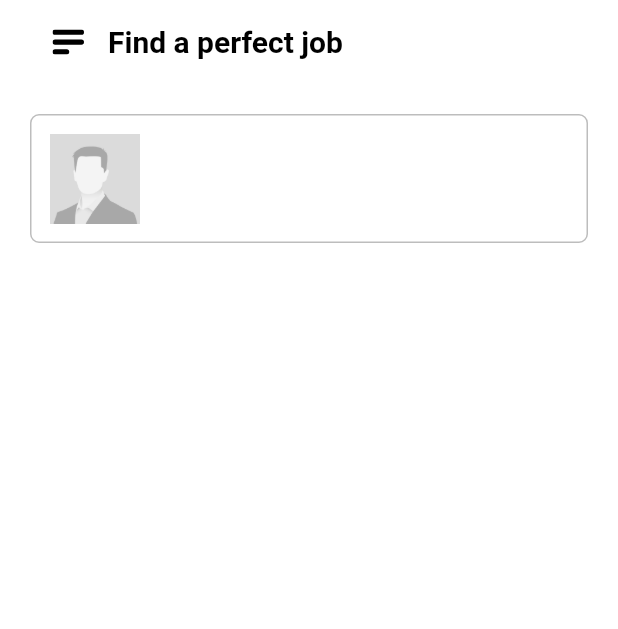
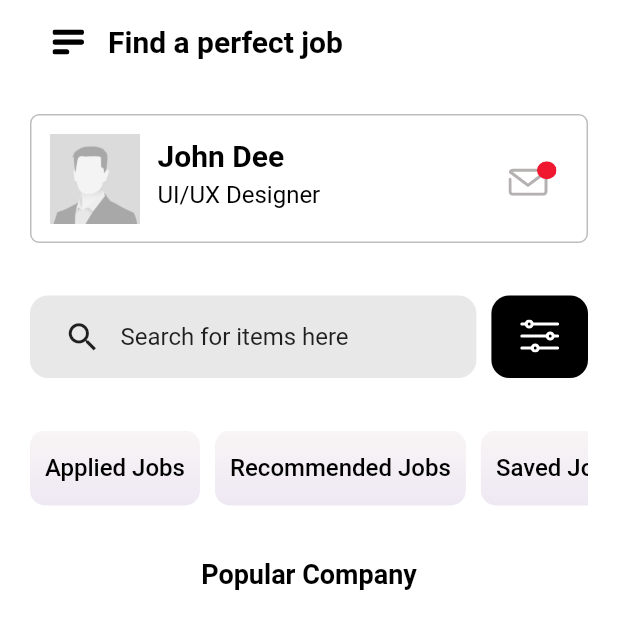
Before and after one commit to AminullahTajMuhammad/job_search_app_flutter_ui, a Flutter app: the screen it shows after launch, on a phone screen of 412 x 824 dp. Shown: the top 629 px of the screen. Run offline on Flutter 3.47's test engine with Material 2 defaults, Android fonts, the phone set to English and light mode, and no system bars; our stand-ins replace flutter_svg, google_fonts.

Commit message:
Working on home screen ui

```diff
--- a/lib/home_page.dart
+++ /dev/null
@@ -1,84 +0,0 @@
-import 'package:flutter/material.dart';
-import 'package:flutter_svg/flutter_svg.dart';
-
-class HomePage extends StatefulWidget {
-  @override
-  _HomePageState createState() => _HomePageState();
-}
-
-class _HomePageState extends State<HomePage> {
-  @override
-  Widget build(BuildContext context) {
-    return Scaffold(
-      backgroundColor: Colors.white,
-      appBar: AppBar(
-        backgroundColor: Colors.transparent,
-        elevation: 0,
-        leading: Container(
-          margin: const EdgeInsets.only(left: 35),
-          child: GestureDetector(
-            onTap: () {},
-            child: SvgPicture.asset(
-              "assets/ic_menu.svg",
-              width: 10,
-              height: 10,
-            )
-          ),
-        ),
-        title: const Text(
-          "Find a perfect job",
-          style: TextStyle(
-            fontWeight: FontWeight.bold,
-            color: Colors.black,
-          ),
-        ),
-      ),
-      body: SafeArea(
-        child: SingleChildScrollView(
-          child: initWidget(),
-        ),
-      ),
-    );
-  }
-
-  Widget initWidget() {
-    return Column(
-      mainAxisAlignment: MainAxisAlignment.start,
-      crossAxisAlignment: CrossAxisAlignment.start,
-      children: [
-        buildProfileComponent()
-      ],
-    );
-  }
-
-  Widget buildProfileComponent() {
-    return Container(
-      margin: EdgeInsets.only(left: 20, right: 20, top: 20),
-      width: MediaQuery.of(context).size.width,
-      decoration: BoxDecoration(
-        color: Colors.white,
-        borderRadius: const BorderRadius.all(Radius.circular(6)),
-        border: Border.all(
-          color: Colors.grey.shade400
-        )
-      ),
-      child: Row(
-        mainAxisAlignment: MainAxisAlignment.spaceBetween,
-        crossAxisAlignment: CrossAxisAlignment.start,
-        children: [
-          Container(
-            margin: const EdgeInsets.all(12),
-            decoration: const BoxDecoration(
-              borderRadius: BorderRadius.all(Radius.circular(15))
-            ),
-            child: Image.asset(
-              "assets/placeholder.jpg",
-              fit: BoxFit.fill,
-              height: 60,
-            ),
-          )
-        ],
-      ),
-    );
-  }
-}
--- a/lib/main.dart
+++ b/lib/main.dart
@@ -1,5 +1,5 @@
 import 'package:flutter/material.dart';
-import 'package:job_search_app/home_page.dart';
+import 'package:job_search_app/screens/home_page.dart';
 
 void main() {
   runApp(const MyApp());
--- /dev/null
+++ b/lib/screens/home_page.dart
@@ -0,0 +1,264 @@
+import 'package:flutter/material.dart';
+import 'package:flutter_svg/flutter_svg.dart';
+import 'package:google_fonts/google_fonts.dart';
+
+class HomePage extends StatefulWidget {
+  @override
+  _HomePageState createState() => _HomePageState();
+}
+
+class _HomePageState extends State<HomePage> {
+  @override
+  Widget build(BuildContext context) {
+    return Scaffold(
+      backgroundColor: Colors.white,
+      appBar: AppBar(
+        backgroundColor: Colors.transparent,
+        elevation: 0,
+        leading: Container(
+          margin: const EdgeInsets.only(left: 35),
+          child: GestureDetector(
+            onTap: () {},
+            child: SvgPicture.asset(
+              "assets/ic_menu.svg",
+              width: 10,
+              height: 10,
+            )
+          ),
+        ),
+        title: const Text(
+          "Find a perfect job",
+          style: TextStyle(
+            fontWeight: FontWeight.bold,
+            color: Colors.black,
+          ),
+        ),
+      ),
+      body: SafeArea(
+        child: SingleChildScrollView(
+          child: initWidget(),
+        ),
+      ),
+    );
+  }
+
+  Widget initWidget() {
+    return Column(
+      mainAxisAlignment: MainAxisAlignment.start,
+      crossAxisAlignment: CrossAxisAlignment.start,
+      children: [
+        buildProfileComponent(),
+        buildSearch(),
+        buildCategories(),
+        buildPopularCompanies()
+      ],
+    );
+  }
+
+  Widget buildPopularCompanies() {
+    return Container(
+      margin: const EdgeInsets.only(left: 20, right: 20, top: 35),
+      child: Column(
+        children: [
+          const Text(
+            "Popular Company",
+            style: TextStyle(
+              color: Colors.black,
+              fontSize: 18,
+              fontWeight: FontWeight.bold
+            ),
+          ),
+          Container(
+            height: 200,
+            margin: const EdgeInsets.only(top: 10),
+            child: ListView(
+              shrinkWrap: true,
+              children: [
+
+              ],
+            ),
+          )
+        ],
+      ),
+    );
+  }
+
+  Widget buildPopularCompniesListTile(String logo, String salary, String jobTitle, String loc) {
+
+  }
+
+  Widget buildProfileComponent() {
+    return Container(
+      margin: const EdgeInsets.only(left: 20, right: 20, top: 20),
+      decoration: BoxDecoration(
+        color: Colors.white,
+        borderRadius: const BorderRadius.all(Radius.circular(6)),
+        border: Border.all(
+          color: Colors.grey.shade400
+        )
+      ),
+      child: Stack(
+        children: [
+          Row(
+            mainAxisAlignment: MainAxisAlignment.start,
+            crossAxisAlignment: CrossAxisAlignment.start,
+            children: [
+              Container(
+                margin: const EdgeInsets.all(12),
+                decoration: const BoxDecoration(
+                    borderRadius: BorderRadius.all(Radius.circular(15))
+                ),
+                child: Image.asset(
+                  "assets/placeholder.jpg",
+                  fit: BoxFit.fill,
+                  height: 60,
+                ),
+              ),
+              Column(
+                crossAxisAlignment: CrossAxisAlignment.start,
+                mainAxisAlignment: MainAxisAlignment.spaceAround,
+                children: [
+                  Container(
+                    margin: const EdgeInsets.only(top: 15),
+                    child: const Text(
+                      "John Dee",
+                      style: TextStyle(
+                          fontSize: 20,
+                          color: Colors.black,
+                          fontWeight: FontWeight.bold
+                      ),
+                    ),
+                  ),
+                  Container(
+                    margin: const EdgeInsets.only(top: 5),
+                    child: const Text(
+                      "UI/UX Designer",
+                      style: TextStyle(
+                        fontSize: 16,
+                        color: Colors.black,
+                      ),
+                    ),
+                  ),
+                ],
+              ),
+            ],
+          ),
+          Positioned(
+            right: 20,
+            bottom: 1,
+            top: 1,
+            child: SvgPicture.asset(
+              "assets/ic_message.svg",
+            ),
+          )
+        ]
+      ),
+    );
+  }
+
+  Widget buildSearch() {
+    return Container(
+      margin: const EdgeInsets.only(left: 20, right: 20, top: 35),
+      child: Row(
+        mainAxisAlignment: MainAxisAlignment.start,
+        crossAxisAlignment: CrossAxisAlignment.start,
+        children: [
+          Expanded(
+            flex: 4,
+            child: Container(
+              height: 55,
+              padding: const EdgeInsets.only(left: 15, top: 15, bottom: 15),
+              decoration: const BoxDecoration(
+                borderRadius: BorderRadius.all(Radius.circular(12)),
+                color: Color(0xffE8E8E8),
+              ),
+              child: Row(
+                crossAxisAlignment: CrossAxisAlignment.center,
+                mainAxisAlignment: MainAxisAlignment.start,
+                children: [
+                  const Expanded(
+                    flex: 1,
+                    child: Icon(
+                      Icons.search,
+                      size: 25,
+                    ),
+                  ),
+                  Expanded(
+                    flex: 6,
+                    child: Container(
+                      margin: const EdgeInsets.only(left: 5, right: 10),
+                      child: Text(
+                        'Search for items here',
+                        style: TextStyle(
+                          fontSize: 16,
+                          fontFamily: GoogleFonts.roboto().fontFamily,
+                        ),
+                      ),
+                    ),
+                  ),
+                ],
+              ),
+            ),
+          ),
+          Expanded(
+            flex: 1,
+            child: Container(
+              margin: const EdgeInsets.only(left: 10),
+              padding: const EdgeInsets.only(top: 16, bottom: 17),
+              decoration: const BoxDecoration(
+                borderRadius: BorderRadius.all(Radius.circular(12)),
+                color: Colors.black,
+              ),
+              child: SvgPicture.asset(
+                "assets/ic_filter.svg",
+              ),
+            ),
+          )
+        ],
+      ),
+    );
+  }
+
+  Widget buildCategories() {
+    return Container(
+      margin: const EdgeInsets.only(left: 20, right: 20, top: 35),
+      height: 50,
+      child: ListView(
+        scrollDirection: Axis.horizontal,
+        children: [
+          categoryListTile("Applied Jobs"),
+          categoryListTile("Recommended Jobs"),
+          categoryListTile("Saved Jobs"),
+        ],
+      ),
+    );
+  }
+
+  Widget categoryListTile(String title) {
+    return Container(
+      padding: const EdgeInsets.all(10),
+      margin: const EdgeInsets.only(right: 10),
+      decoration: const BoxDecoration(
+          gradient: LinearGradient(
+            begin: Alignment.topCenter,
+            end: Alignment.bottomCenter,
+            colors: [
+              Color(0xffF8F5F5),
+              Color(0xffEEE8F3),
+            ],
+          ),
+          borderRadius: BorderRadius.all(Radius.circular(10))
+      ),
+      child: Center(
+        child: Text(
+          title,
+          style: const TextStyle(
+              color: Colors.black,
+              fontSize: 16,
+              fontWeight: FontWeight.w500
+          ),
+        ),
+      ),
+    );
+  }
+}
--- /dev/null
+++ b/lib/utils/constants.dart
@@ -0,0 +1,3 @@
+class Constants {
+
+}
--- a/pubspec.yaml
+++ b/pubspec.yaml
@@ -35,6 +35,7 @@ dependencies:
   # Use with the CupertinoIcons class for iOS style icons.
   cupertino_icons: ^1.0.2
   flutter_svg: ^1.0.0
+  google_fonts: 2.2.0
 
 dev_dependencies:
   flutter_test:
```
Also changed, not shown: assets/ic_filter.svg (added), assets/ic_message.svg (added), lib/screens/all_jobs_page.dart (renamed from lib/all_jobs_page.dart), lib/screens/job_details_page.dart (renamed from lib/job_details_page.dart), lib/screens/profile_page.dart (renamed from lib/profile_page.dart), pubspec.lock, 3 other files.
